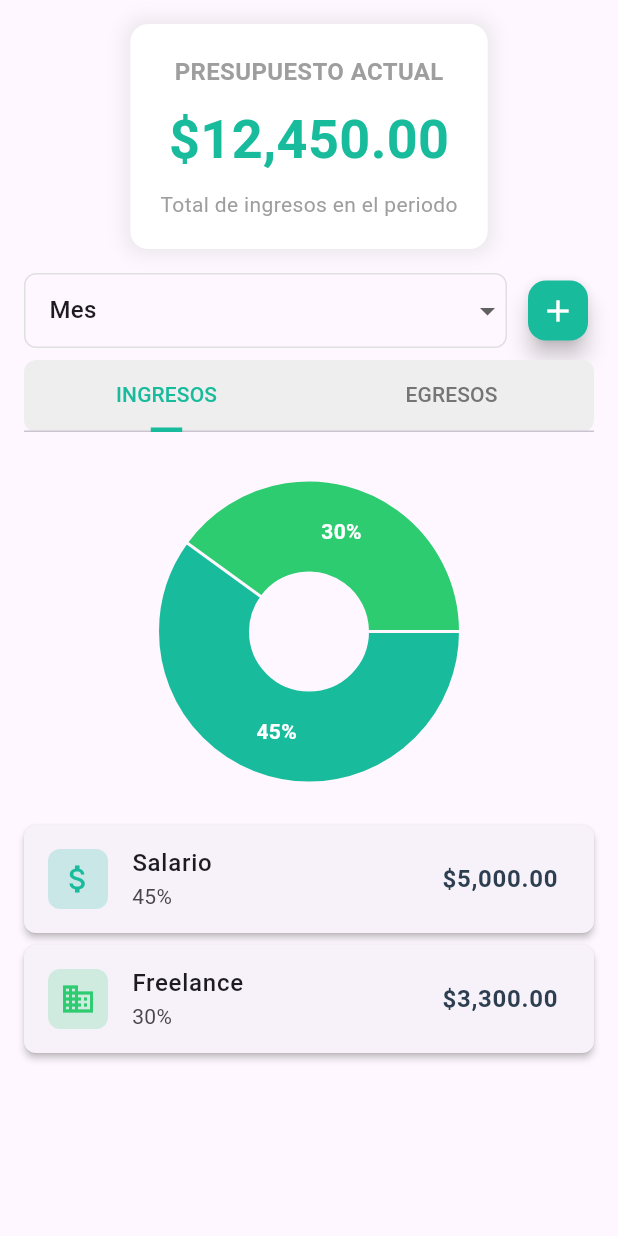
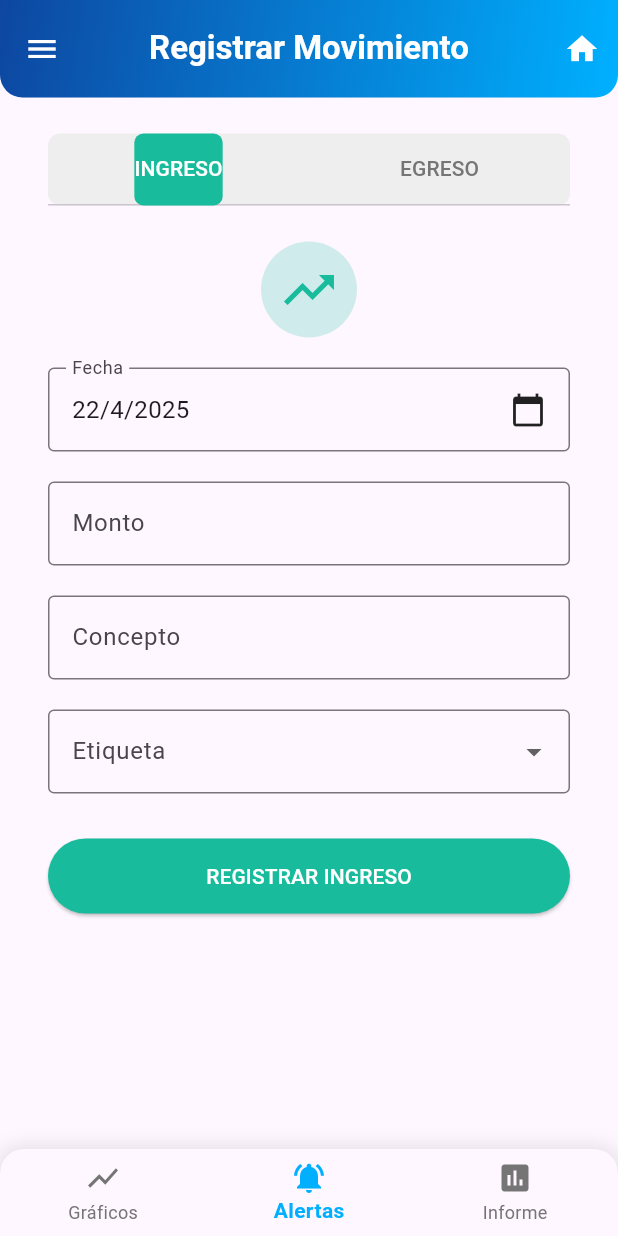
Before and after one commit to Alexander3150/programacion_III_proyecto_final_pocketplan, a Flutter app: the _ResumenTabs widget shown alone on an empty page, opened directly, after a tap on the "add" icon, on a phone screen of 412 x 824 dp. Run offline on Flutter 3.47's test engine with Material 3 defaults, Android fonts, the phone set to English and light mode, and no system bars; drawn by our look-alikes of fl_chart; our stand-ins replace syncfusion_flutter_datepicker.

Commit message:
Creación de pantalla de registros de movimientos IE

```diff
--- /dev/null
+++ b/flutter_pocket_plan_proyecto/lib/pages/registros_ie_page.dart
@@ -0,0 +1,347 @@
+//Pantalla creada por José Morales
+
+import 'package:flutter/material.dart';
+import 'package:flutter_pocket_plan_proyecto/layout/global_components.dart';
+import 'package:flutter_pocket_plan_proyecto/pages/resumen_page.dart';
+
+class RegistroMovimientoScreen extends StatelessWidget {
+  const RegistroMovimientoScreen({super.key});
+
+  @override
+  Widget build(BuildContext context) {
+    return GlobalLayout(
+      titulo: 'Registrar Movimiento',
+      body: const _RegistroMovimientoTabs(),
+      mostrarDrawer: true,
+      navIndex: 1, // Ajusta según tu menú lateral
+      mostrarBotonHome: true, // Para volver al resumen
+    );
+  }
+}
+
+class _RegistroMovimientoTabs extends StatefulWidget {
+  const _RegistroMovimientoTabs();
+
+  @override
+  State<_RegistroMovimientoTabs> createState() => _RegistroMovimientoTabsState();
+}
+
+class _RegistroMovimientoTabsState extends State<_RegistroMovimientoTabs>
+    with SingleTickerProviderStateMixin {
+  late TabController _tabController;
+
+  // 🔑 Claves separadas para cada formulario
+  final _formKeyIngreso = GlobalKey<FormState>();
+  final _formKeyEgreso = GlobalKey<FormState>();
+
+  DateTime _fecha = DateTime.now();
+  double _monto = 0;
+  String _concepto = '';
+  String _etiqueta = '';
+  String _metodoPago = 'Efectivo';
+
+  final List<String> _etiquetasIngresos = [
+    'Salario', 'Freelance', 'Inversiones', 'Regalo', 'Otros'
+  ];
+
+  final List<String> _etiquetasEgresos = [
+    'Comida', 'Transporte', 'Entretenimiento', 'Servicios', 'Renta', 'Otros'
+  ];
+
+  final List<String> _metodosPago = [
+    'Efectivo', 'Tarjeta Débito', 'Tarjeta Crédito'
+  ];
+
+  @override
+  void initState() {
+    super.initState();
+    _tabController = TabController(length: 2, vsync: this);
+  }
+
+  @override
+  Widget build(BuildContext context) {
+    return Column(
+      children: [
+        // --- TabBar para seleccionar tipo ---
+        Container(
+          margin: const EdgeInsets.symmetric(horizontal: 16, vertical: 8),
+          decoration: BoxDecoration(
+            color: Colors.grey[200],
+            borderRadius: BorderRadius.circular(8),
+          ),
+          child: TabBar(
+            controller: _tabController,
+            indicator: BoxDecoration(
+              borderRadius: BorderRadius.circular(6),
+              color: _tabController.index == 0
+                  ? const Color(0xFF18BC9C)
+                  : const Color(0xFFE74C3C),
+            ),
+            labelColor: Colors.white,
+            unselectedLabelColor: Colors.grey[600],
+            tabs: const [
+              Tab(text: 'INGRESO'),
+              Tab(text: 'EGRESO'),
+            ],
+          ),
+        ),
+
+        // --- Vistas de los formularios ---
+        Expanded(
+          child: TabBarView(
+            controller: _tabController,
+            children: [
+              _buildFormularioIngreso(context),
+              _buildFormularioEgreso(context),
+            ],
+          ),
+        ),
+      ],
+    );
+  }
+
+  Widget _buildFormularioIngreso(BuildContext context) {
+    return SingleChildScrollView(
+      padding: const EdgeInsets.all(16),
+      child: Form(
+        key: _formKeyIngreso,
+        child: Column(
+          children: [
+            _buildIconoTipo(Icons.trending_up, const Color(0xFF18BC9C)),
+            const SizedBox(height: 20),
+            _buildDatePicker(context),
+            const SizedBox(height: 20),
+
+            // Monto
+            TextFormField(
+              decoration: const InputDecoration(
+                labelText: 'Monto',
+                prefixText: '\$ ',
+                border: OutlineInputBorder(),
+              ),
+              keyboardType: TextInputType.number,
+              validator: (value) {
+                if (value == null || value.isEmpty) return 'Ingrese un monto';
+                if (double.tryParse(value) == null) return 'Monto inválido';
+                return null;
+              },
+              onSaved: (value) => _monto = double.parse(value!),
+            ),
+            const SizedBox(height: 20),
+
+            // Concepto
+            TextFormField(
+              decoration: const InputDecoration(
+                labelText: 'Concepto',
+                border: OutlineInputBorder(),
+              ),
+              validator: (value) {
+                if (value == null || value.isEmpty) return 'Ingrese un concepto';
+                return null;
+              },
+              onSaved: (value) => _concepto = value!,
+            ),
+            const SizedBox(height: 20),
+
+            // Etiqueta
+            DropdownButtonFormField<String>(
+              decoration: const InputDecoration(
+                labelText: 'Etiqueta',
+                border: OutlineInputBorder(),
+              ),
+              items: _etiquetasIngresos
+                  .map((e) => DropdownMenuItem(value: e, child: Text(e)))
+                  .toList(),
+              validator: (value) {
+                if (value == null || value.isEmpty) return 'Seleccione una etiqueta';
+                return null;
+              },
+              onChanged: (value) => _etiqueta = value!,
+            ),
+            const SizedBox(height: 30),
+
+            // Botón Guardar
+            ElevatedButton(
+              onPressed: _submitForm,
+              style: ElevatedButton.styleFrom(
+                backgroundColor: const Color(0xFF18BC9C),
+                minimumSize: const Size(double.infinity, 50),
+              ),
+              child: const Text('REGISTRAR INGRESO', style: TextStyle(color: Colors.white)),
+            ),
+          ],
+        ),
+      ),
+    );
+  }
+
+  Widget _buildFormularioEgreso(BuildContext context) {
+    return SingleChildScrollView(
+      padding: const EdgeInsets.all(16),
+      child: Form(
+        key: _formKeyEgreso,
+        child: Column(
+          children: [
+            _buildIconoTipo(Icons.trending_down, const Color(0xFFE74C3C)),
+            const SizedBox(height: 20),
+            _buildDatePicker(context),
+            const SizedBox(height: 20),
+
+            // Monto
+            TextFormField(
+              decoration: const InputDecoration(
+                labelText: 'Monto',
+                prefixText: '\$ ',
+                border: OutlineInputBorder(),
+              ),
+              keyboardType: TextInputType.number,
+              validator: (value) {
+                if (value == null || value.isEmpty) return 'Ingrese un monto';
+                if (double.tryParse(value) == null) return 'Monto inválido';
+                return null;
+              },
+              onSaved: (value) => _monto = double.parse(value!),
+            ),
+            const SizedBox(height: 20),
+
+            // Concepto
+            TextFormField(
+              decoration: const InputDecoration(
+                labelText: 'Concepto',
+                border: OutlineInputBorder(),
+              ),
+              validator: (value) {
+                if (value == null || value.isEmpty) return 'Ingrese un concepto';
+                return null;
+              },
+              onSaved: (value) => _concepto = value!,
+            ),
+            const SizedBox(height: 20),
+
+            // Etiqueta
+            DropdownButtonFormField<String>(
+              decoration: const InputDecoration(
+                labelText: 'Etiqueta',
+                border: OutlineInputBorder(),
+              ),
+              items: _etiquetasEgresos
+                  .map((e) => DropdownMenuItem(value: e, child: Text(e)))
+                  .toList(),
+              validator: (value) {
+                if (value == null || value.isEmpty) return 'Seleccione una etiqueta';
+                return null;
+              },
+              onChanged: (value) => _etiqueta = value!,
+            ),
+            const SizedBox(height: 20),
+
+            // Método de pago
+            DropdownButtonFormField<String>(
+              decoration: const InputDecoration(
+                labelText: 'Método de Pago',
+                border: OutlineInputBorder(),
+              ),
+              value: _metodoPago,
+              items: _metodosPago
+                  .map((e) => DropdownMenuItem(value: e, child: Text(e)))
+                  .toList(),
+              onChanged: (value) => _metodoPago = value!,
+            ),
+            const SizedBox(height: 30),
+
+            // Botón Guardar
+            ElevatedButton(
+              onPressed: _submitForm,
+              style: ElevatedButton.styleFrom(
+                backgroundColor: const Color(0xFFE74C3C),
+                minimumSize: const Size(double.infinity, 50),
+              ),
+              child: const Text('REGISTRAR EGRESO', style: TextStyle(color: Colors.white)),
+            ),
+          ],
+        ),
+      ),
+    );
+  }
+
+  void _submitForm() {
+    final isIngreso = _tabController.index == 0;
+    final formKey = isIngreso ? _formKeyIngreso : _formKeyEgreso;
+
+    if (formKey.currentState!.validate()) {
+      formKey.currentState!.save();
+
+      final movimiento = {
+        'tipo': isIngreso ? 'ingreso' : 'egreso',
+        'fecha': _fecha,
+        'monto': _monto,
+        'concepto': _concepto,
+        'etiqueta': _etiqueta,
+        if (!isIngreso) 'metodoPago': _metodoPago,
+      };
+
+      ScaffoldMessenger.of(context).showSnackBar(
+        SnackBar(
+          content: Text(
+            isIngreso
+                ? 'Ingreso registrado correctamente'
+                : 'Egreso registrado correctamente',
+          ),
+          backgroundColor:
+              isIngreso ? const Color(0xFF18BC9C) : const Color(0xFFE74C3C),
+        ),
+      );
+
+      formKey.currentState!.reset();
+      setState(() {
+        _fecha = DateTime.now();
+        _metodoPago = 'Efectivo';
+      });
+    }
+  }
+
+  // Reutilizable: ícono tipo movimiento
+  Widget _buildIconoTipo(IconData icon, Color color) {
+    return Container(
+      padding: const EdgeInsets.all(12),
+      decoration: BoxDecoration(
+        color: color.withOpacity(0.2),
+        shape: BoxShape.circle,
+      ),
+      child: Icon(icon, size: 40, color: color),
+    );
+  }
+
+  // Reutilizable: selector de fecha
+  Widget _buildDatePicker(BuildContext context) {
+    return InkWell(
+      onTap: () async {
+        final DateTime? picked = await showDatePicker(
+          context: context,
+          initialDate: _fecha,
+          firstDate: DateTime(2000),
+          lastDate: DateTime(2100),
+        );
+        if (picked != null) {
+          setState(() => _fecha = picked);
+        }
+      },
+      child: InputDecorator(
+        decoration: const InputDecoration(
+          labelText: 'Fecha',
+          border: OutlineInputBorder(),
+        ),
+        child: Row(
+          mainAxisAlignment: MainAxisAlignment.spaceBetween,
+          children: [
+            Text(
+              '${_fecha.day}/${_fecha.month}/${_fecha.year}',
+              style: const TextStyle(fontSize: 16),
+            ),
+            const Icon(Icons.calendar_today),
+          ],
+        ),
+      ),
+    );
+  }
+}
--- a/flutter_pocket_plan_proyecto/lib/pages/resumen_page.dart
+++ b/flutter_pocket_plan_proyecto/lib/pages/resumen_page.dart
@@ -2,6 +2,7 @@
 import 'package:flutter/material.dart';
 import 'package:fl_chart/fl_chart.dart';
 import 'package:flutter_pocket_plan_proyecto/layout/global_components.dart';
+import 'package:flutter_pocket_plan_proyecto/pages/registros_ie_page.dart';
 import 'package:syncfusion_flutter_datepicker/datepicker.dart';
 
 class ResumenScreen extends StatelessWidget {
@@ -52,9 +53,7 @@ class _ResumenTabsState extends State<_ResumenTabs>
       builder: (context, child) {
         return Theme(
           data: Theme.of(context).copyWith(
-            colorScheme: const ColorScheme.light(
-              primary: Color(0xFF2C3E50),
-            ),
+            colorScheme: const ColorScheme.light(primary: Color(0xFF2C3E50)),
           ),
           child: child!,
         );
@@ -79,10 +78,7 @@ class _ResumenTabsState extends State<_ResumenTabs>
         Expanded(
           child: TabBarView(
             controller: _tabController,
-            children: [
-              _buildIngresosTab(context),
-              _buildEgresosTab(context),
-            ],
+            children: [_buildIngresosTab(context), _buildEgresosTab(context)],
           ),
         ),
       ],
@@ -128,10 +124,7 @@ class _ResumenTabsState extends State<_ResumenTabs>
             _tabController.index == 0
                 ? 'Total de ingresos en el periodo'
                 : 'Total de egresos en el periodo',
-            style: const TextStyle(
-              fontSize: 14,
-              color: Colors.grey,
-            ),
+            style: const TextStyle(fontSize: 14, color: Colors.grey),
           ),
         ],
       ),
@@ -153,14 +146,19 @@ class _ResumenTabsState extends State<_ResumenTabs>
                 child: DropdownButton<String>(
                   value: _selectedPeriod,
                   isExpanded: true,
-                  items: ['Día', 'Semana', 'Mes', 'Año', 'Personalizado']
-                      .map((period) => DropdownMenuItem(
+                  items:
+                      ['Día', 'Semana', 'Mes', 'Año', 'Personalizado']
+                          .map(
+                            (period) => DropdownMenuItem(
                               value: period,
                               child: Padding(
-                              padding: const EdgeInsets.symmetric(horizontal: 16),
+                                padding: const EdgeInsets.symmetric(
+                                  horizontal: 16,
+                                ),
                                 child: Text(period),
                               ),
-                          ))
+                            ),
+                          )
                           .toList(),
                   onChanged: (value) {
                     if (value == 'Personalizado') {
@@ -172,15 +170,19 @@ class _ResumenTabsState extends State<_ResumenTabs>
                 ),
               ),
             ),
-            ),
-          SizedBox(width: 10),
+          ), // ← Este cierre faltaba
+          const SizedBox(width: 10),
           FloatingActionButton(
             onPressed: () {
-              // Navegar a pantalla de agregar registros
+              Navigator.push(
+                context,
+                MaterialPageRoute(
+                  builder: (context) => const RegistroMovimientoScreen(),
+                ),
+              );
             },
-            backgroundColor: _tabController.index == 0
-                ? _ingresosColor
-                : _egresosColor,
+            backgroundColor:
+                _tabController.index == 0 ? _ingresosColor : _egresosColor,
             mini: true,
             child: const Icon(Icons.add, color: Colors.white),
           ),
@@ -204,14 +206,12 @@ class _ResumenTabsState extends State<_ResumenTabs>
             color: _tabController.index == 0 ? _ingresosColor : _egresosColor,
           ),
           insets: EdgeInsets.symmetric(
-            horizontal: MediaQuery.of(context).size.width * 0.1),
+            horizontal: MediaQuery.of(context).size.width * 0.1,
+          ),
         ),
         labelColor: _tabController.index == 0 ? _ingresosColor : _egresosColor,
         unselectedLabelColor: Colors.grey[600],
-        tabs: const [
-          Tab(text: 'INGRESOS'),
-          Tab(text: 'EGRESOS'),
-        ],
+        tabs: const [Tab(text: 'INGRESOS'), Tab(text: 'EGRESOS')],
         onTap: (index) => setState(() {}),
       ),
     );
@@ -237,7 +237,8 @@ class _ResumenTabsState extends State<_ResumenTabs>
           ),
           const Padding(
             padding: EdgeInsets.symmetric(horizontal: 16),
-            child: _ResumenList(items: [
+            child: _ResumenList(
+              items: [
                 _ResumenItem(
                   icon: Icons.attach_money,
                   label: 'Salario',
@@ -252,7 +253,8 @@ class _ResumenTabsState extends State<_ResumenTabs>
                   amount: '3,300.00',
                   color: Color(0xFF2ECC71),
                 ),
-            ]),
+              ],
+            ),
           ),
         ],
       ),
@@ -285,13 +287,15 @@ class _ResumenTabsState extends State<_ResumenTabs>
                   label: 'Compras',
                   value: '35%',
                   amount: '1,500.00',
-                  color: Color(0xFFE74C3C)),
+                  color: Color(0xFFE74C3C),
+                ),
                 _ResumenItem(
                   icon: Icons.home,
                   label: 'Renta',
                   value: '25%',
                   amount: '1,100.00',
-                  color: Color(0xFFF39C12)),
+                  color: Color(0xFFF39C12),
+                ),
               ],
             ),
           ),
@@ -391,9 +395,7 @@ class _ResumenItem extends StatelessWidget {
     return Card(
       elevation: 2,
       margin: const EdgeInsets.symmetric(vertical: 4),
-      shape: RoundedRectangleBorder(
-        borderRadius: BorderRadius.circular(8),
-      ),
+      shape: RoundedRectangleBorder(borderRadius: BorderRadius.circular(8)),
       child: ListTile(
         leading: Container(
           padding: const EdgeInsets.all(8),
@@ -403,17 +405,15 @@ class _ResumenItem extends StatelessWidget {
           ),
           child: Icon(icon, color: color),
         ),
-        title: Text(
-          label,
-          style: const TextStyle(fontWeight: FontWeight.w500),
-        ),
+        title: Text(label, style: const TextStyle(fontWeight: FontWeight.w500)),
         subtitle: Text(value),
         trailing: Text(
           '\$$amount',
           style: const TextStyle(
             fontWeight: FontWeight.bold,
             fontSize: 16,
-            color: Color(0xFF2C3E50)),
+            color: Color(0xFF2C3E50),
+          ),
         ),
       ),
     );
```
Lines whose indentation alone changed are shown as unchanged.
